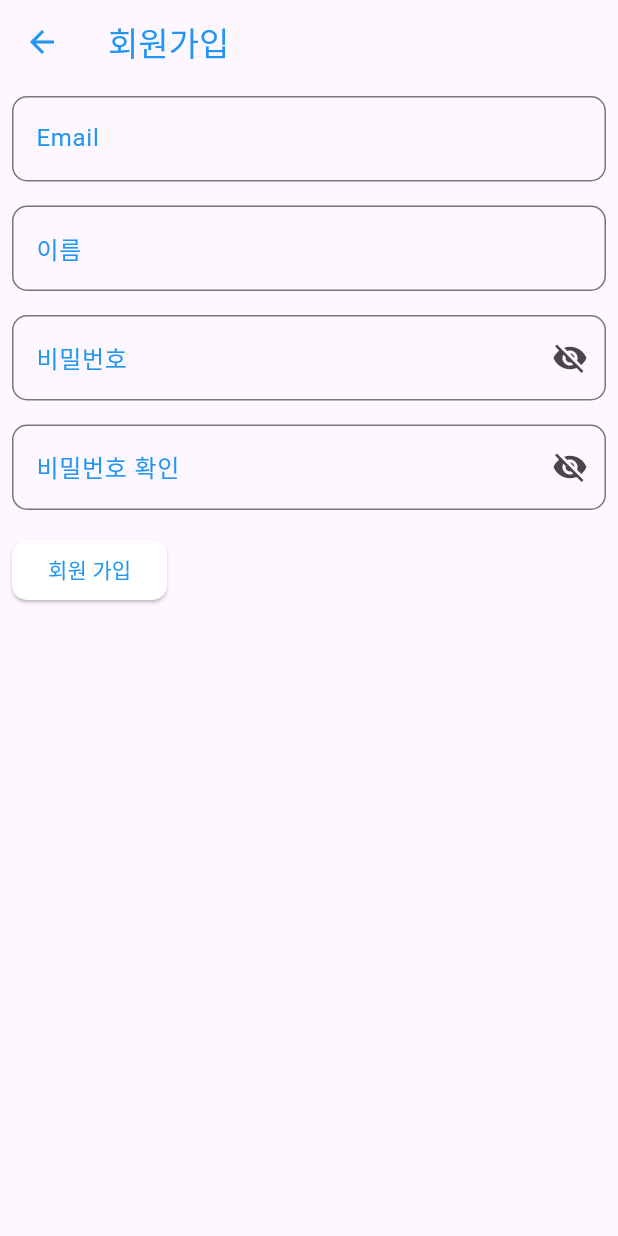
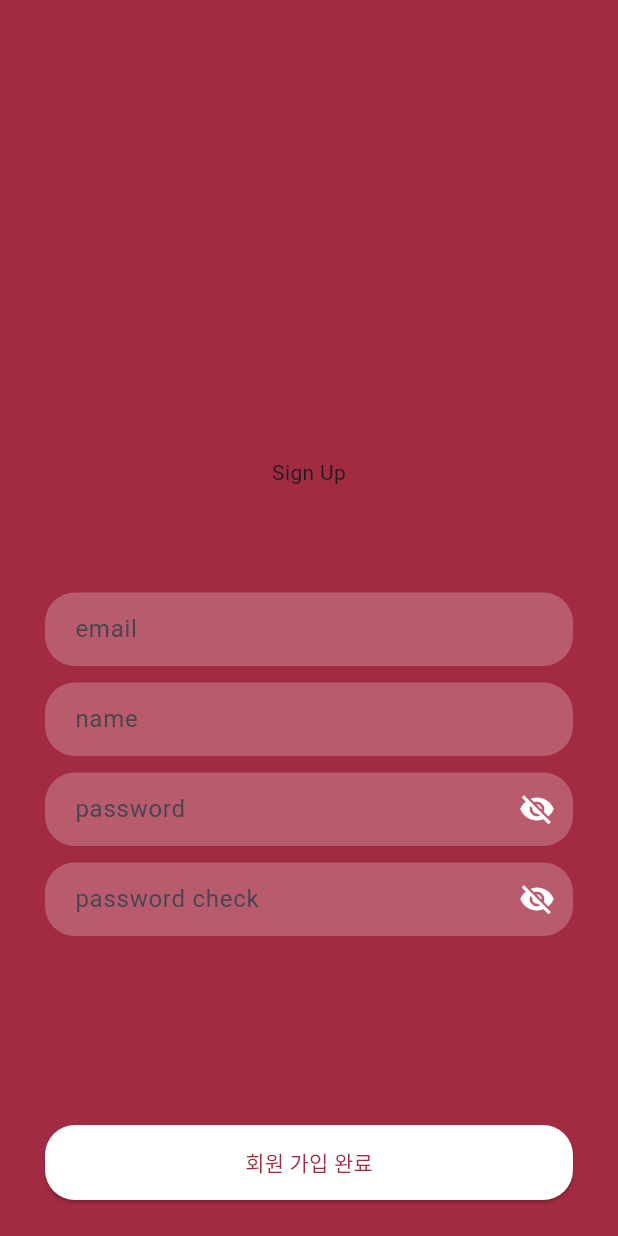
Before and after one commit to min429/space, a Flutter app: the screen it shows after launch, after a tap on "회원가입", on a phone screen of 412 x 824 dp. Run offline on Flutter 3.47's test engine with Material 3 defaults, Android fonts, the phone set to English and light mode, and no system bars; our stand-ins replace firebase_messaging, flutter_animate, font_awesome_flutter, google_fonts; missing offline and left inert: dart:ffi, flutterflow_ui, styled_divider; accounts and stored records are empty; statements that could not run were skipped.

Commit message:
signup_UI 수정

```diff
--- a/odlm_app/lib/login.dart
+++ b/odlm_app/lib/login.dart
@@ -224,6 +224,7 @@ class _LoginWidgetState extends State<LoginWidget> {
                                   _passwordVisible = !_passwordVisible;
                                 });
                               },
+                              color: Colors.white,
                             ),
                           ),
                         ),
--- a/odlm_app/lib/signup.dart
+++ b/odlm_app/lib/signup.dart
@@ -1,4 +1,5 @@
 import 'package:flutter/material.dart';
+import 'package:flutterflow_ui/flutterflow_ui.dart';
 import 'package:http/http.dart' as http;
 import 'dart:convert';
 
@@ -99,136 +100,215 @@ class _SignUpWidgetState extends State<SignUpWidget> {
   @override
   Widget build(BuildContext context) {
     return Scaffold(
-      appBar: AppBar(
-        title: Text(
-          '회원가입',
-          style: TextStyle(
-            color: Colors.blue, // 텍스트 색상 변경
-          ),
-        ),
-        leading: IconButton(
-          icon: Icon(
-            Icons.arrow_back,
-            color: Colors.blue, // 아이콘 색상 변경
-          ),
-          onPressed: () {
-            // 뒤로가기 버튼 클릭 시 수행할 동작
-            Navigator.of(context).pop();
-          },
-        ),
-      ),
+      backgroundColor: Color(0xE1960F29),
+
       body: SingleChildScrollView(
         child: Column(
           crossAxisAlignment: CrossAxisAlignment.start,
           children: [
             Padding(
-              padding: EdgeInsets.all(8.0),
-              child: TextField(
-                controller: _emailController,
-                decoration: InputDecoration(
-                  labelText: 'Email',
-                  labelStyle: TextStyle(color: Colors.blue), // 레이블 텍스트 색상 변경
-                  border: OutlineInputBorder( // 외곽선 스타일 변경
-                    borderRadius: BorderRadius.circular(10.0),
-                    borderSide: BorderSide(color: Colors.red), // 외곽선 색상 변경
+              padding: EdgeInsetsDirectional.fromSTEB(0, 265, 0, 0),
+              child: Container(
+                width: MediaQuery.sizeOf(context).width,
+                height: 100,
+                decoration: BoxDecoration(
+                  color: Color(0x00FFFFFF),
                 ),
-                  focusedBorder: OutlineInputBorder( // 포커스되었을 때 외곽선 스타일 변경
-                    borderRadius: BorderRadius.circular(10.0),
-                    borderSide: BorderSide(color: Colors.green), // 포커스되었을 때 외곽선 색상 변경
+                child: Align(
+                  alignment: AlignmentDirectional(0, 0),
+                  child: Text(
+                    'Sign Up',
+                    style: FlutterFlowTheme.of(context).bodyMedium.override(
+                      fontFamily: 'Readex Pro',
+                      color: Colors.white,
+                      fontSize: 40,
+                      letterSpacing: 0,
                     ),
-                  hintText: '이메일을 입력하세요', // 힌트 텍스트 변경
-                  hintStyle: TextStyle(color: Colors.grey), // 힌트 텍스트 색상 변경
+                  ),
                 ),
               ),
             ),
             Padding(
-              padding: EdgeInsets.all(8.0),
+              padding: EdgeInsetsDirectional.fromSTEB(30, 30, 30, 5),
+              child: Container(
+                width: double.infinity, // 전체 너비 설정
+                height: 50,
+              child: TextField(
+                controller: _emailController,
+                style: TextStyle(color: Colors.white), // 텍스트 색상 변경
+                decoration: InputDecoration(
+                  labelText: 'email',
+                  labelStyle: FlutterFlowTheme.of(context)
+                      .bodyMedium
+                      .override(
+                    fontFamily: 'Readex Pro',
+                    color: Colors.white,
+                    fontSize: 15,
+                    letterSpacing: 0,
+                    fontWeight: FontWeight.w300,
+                  ), // 레이블 텍스트 색상 변경
+                  fillColor: Color(0x3AFFFFFF), // 배경색 설정
+                  filled: true, // 배경색을 적용할지 여부
+                  border: OutlineInputBorder( // 외곽선 스타일 변경
+                    borderRadius: BorderRadius.circular(20.0),
+                    borderSide: BorderSide.none, // 외곽선 색상 변경
+                  ),
+                  focusedBorder: OutlineInputBorder( // 포커스되었을 때 외곽선 스타일 변경
+                    borderRadius: BorderRadius.circular(20.0),
+                    borderSide: BorderSide(color: Colors.white), // 포커스되었을 때 외곽선 색상 변경
+                  ),
+                  hintText: '이메일을 입력하세요', // 힌트 텍스트 변경
+                  hintStyle: TextStyle(color: Colors.grey), // 힌트 텍스트 색상 변경
+                  contentPadding: EdgeInsets.symmetric(vertical: 12.0, horizontal: 16.0), // 힌트 텍스트 위아래와 좌우로 패딩을 추가하여 가운데 정렬
+                ),
+              ),
+            ),
+            ),
+
+            SizedBox(height: 5), // 간격 추가
+            Padding(
+              padding: EdgeInsetsDirectional.fromSTEB(30, 0, 30, 5),
+              child: Container(
+                width: double.infinity, // 전체 너비 설정
+                height: 50,
                 child: TextField(
                   controller: _nameController,
+                  style: TextStyle(color: Colors.white), // 텍스트 색상 변경
                   decoration: InputDecoration(
-                  labelText: '이름',
-                  labelStyle: TextStyle(color: Colors.blue), // 레이블 텍스트 색상 변경
+                    labelText: 'name',
+                    labelStyle: FlutterFlowTheme.of(context)
+                        .bodyMedium
+                        .override(
+                      fontFamily: 'Readex Pro',
+                      color: Colors.white,
+                      fontSize: 15,
+                      letterSpacing: 0,
+                      fontWeight: FontWeight.w300,
+                    ), // 레이블 텍스트 색상 변경
+                    fillColor: Color(0x3AFFFFFF), // 배경색 설정
+                    filled: true, // 배경색을 적용할지 여부
                     border: OutlineInputBorder( // 외곽선 스타일 변경
-                    borderRadius: BorderRadius.circular(10.0),
-                    borderSide: BorderSide(color: Colors.red), // 외곽선 색상 변경
+                      borderRadius: BorderRadius.circular(20.0),
+                      borderSide: BorderSide.none, // 외곽선 색상 변경
                     ),
                     focusedBorder: OutlineInputBorder( // 포커스되었을 때 외곽선 스타일 변경
-                    borderRadius: BorderRadius.circular(10.0),
-                    borderSide: BorderSide(color: Colors.green), // 포커스되었을 때 외곽선 색상 변경
+                      borderRadius: BorderRadius.circular(20.0),
+                      borderSide: BorderSide(color: Colors.white), // 포커스되었을 때 외곽선 색상 변경
                     ),
                     hintText: '이름을 입력하세요', // 힌트 텍스트 변경
                     hintStyle: TextStyle(color: Colors.grey), // 힌트 텍스트 색상 변경
+                    contentPadding: EdgeInsets.symmetric(vertical: 12.0, horizontal: 16.0), // 힌트 텍스트 위아래와 좌우로 패딩을 추가하여 가운데 정렬
                   ),
                 ),
               ),
+            ),
+
+            SizedBox(height: 5), // 간격 추가
             Padding(
-              padding: EdgeInsets.all(8.0),
+              padding: EdgeInsetsDirectional.fromSTEB(30, 0, 30, 5),
+              child: Container(
+                width: double.infinity, // 전체 너비 설정
+                height: 50,
                 child: TextField(
                   controller: _passwordController,
                   obscureText: !_passwordVisible,
+                  style: TextStyle(color: Colors.white), // 텍스트 색상 변경
                   decoration: InputDecoration(
-                  labelText: '비밀번호',
-                  labelStyle: TextStyle(color: Colors.blue), // 레이블 텍스트 색상 변경
+                    labelText: 'password',
+                    labelStyle: FlutterFlowTheme.of(context)
+                        .bodyMedium
+                        .override(
+                      fontFamily: 'Readex Pro',
+                      color: Colors.white,
+                      fontSize: 15,
+                      letterSpacing: 0,
+                      fontWeight: FontWeight.w300,
+                    ), // 레이블 텍스트 색상 변경
+                    fillColor: Color(0x3AFFFFFF), // 배경색 설정
+                    filled: true, // 배경색을 적용할지 여부
                     border: OutlineInputBorder( // 외곽선 스타일 변경
-                    borderRadius: BorderRadius.circular(10.0),
-                    borderSide: BorderSide(color: Colors.red), // 외곽선 색상 변경
+                      borderRadius: BorderRadius.circular(20.0),
+                      borderSide: BorderSide.none, // 외곽선 색상 변경
                     ),
                     focusedBorder: OutlineInputBorder( // 포커스되었을 때 외곽선 스타일 변경
-                    borderRadius: BorderRadius.circular(10.0),
-                    borderSide: BorderSide(color: Colors.green), // 포커스되었을 때 외곽선 색상 변경
+                      borderRadius: BorderRadius.circular(20.0),
+                      borderSide: BorderSide(color: Colors.white), // 포커스되었을 때 외곽선 색상 변경
                     ),
                     hintText: '비밀번호를 입력하세요', // 힌트 텍스트 변경
                     hintStyle: TextStyle(color: Colors.grey), // 힌트 텍스트 색상 변경
+                    contentPadding: EdgeInsets.symmetric(vertical: 12.0, horizontal: 16.0), // 힌트 텍스트 위아래와 좌우로 패딩을 추가하여 가운데 정렬
                     suffixIcon: IconButton(
                       icon: Icon(
-                      _passwordVisible
-                          ? Icons.visibility
-                          : Icons.visibility_off,
+                        _passwordVisible ? Icons.visibility : Icons.visibility_off,
                       ),
                       onPressed: () {
                         setState(() {
                           _passwordVisible = !_passwordVisible;
                         });
                       },
+                      color: Colors.white, // 아이콘 색상 변경
                     ),
                   ),
                 ),
               ),
+            ),
+            SizedBox(height: 5), // 간격 추가
             Padding(
-              padding: EdgeInsets.all(8.0),
+              padding: EdgeInsetsDirectional.fromSTEB(30, 0, 30, 125),
+              child: Container(
+                width: double.infinity, // 전체 너비 설정
+                height: 50,
                 child: TextField(
                   controller: _confirmPasswordController,
                   obscureText: !_confirmPasswordVisible,
+                  style: TextStyle(color: Colors.white), // 텍스트 색상 변경
                   decoration: InputDecoration(
-                  labelText: '비밀번호 확인',
-                  labelStyle: TextStyle(color: Colors.blue), // 레이블 텍스트 색상 변경
+                    labelText: 'password check',
+                    labelStyle: FlutterFlowTheme.of(context)
+                        .bodyMedium
+                        .override(
+                      fontFamily: 'Readex Pro',
+                      color: Colors.white,
+                      fontSize: 15,
+                      letterSpacing: 0,
+                      fontWeight: FontWeight.w300,
+                    ), // 레이블 텍스트 색상 변경
+                    fillColor: Color(0x3AFFFFFF), // 배경색 설정
+                    filled: true, // 배경색을 적용할지 여부
                     border: OutlineInputBorder( // 외곽선 스타일 변경
-                    borderRadius: BorderRadius.circular(10.0),
-                    borderSide: BorderSide(color: Colors.red), // 외곽선 색상 변경
+                      borderRadius: BorderRadius.circular(20.0),
+                      borderSide: BorderSide.none, // 외곽선 색상 변경
                     ),
                     focusedBorder: OutlineInputBorder( // 포커스되었을 때 외곽선 스타일 변경
-                    borderRadius: BorderRadius.circular(10.0),
-                    borderSide: BorderSide(color: Colors.green), // 포커스되었을 때 외곽선 색상 변경
+                      borderRadius: BorderRadius.circular(20.0),
+                      borderSide: BorderSide(color: Colors.white), // 포커스되었을 때 외곽선 색상 변경
                     ),
                     hintText: '같은 비밀번호를 입력하세요', // 힌트 텍스트 변경
                     hintStyle: TextStyle(color: Colors.grey), // 힌트 텍스트 색상 변경
+                    contentPadding: EdgeInsets.symmetric(vertical: 12.0, horizontal: 16.0), // 힌트 텍스트 위아래와 좌우로 패딩을 추가하여 가운데 정렬
                     suffixIcon: IconButton(
                       icon: Icon(
-                      _confirmPasswordVisible
-                          ? Icons.visibility
-                          : Icons.visibility_off,
+                        _confirmPasswordVisible ? Icons.visibility : Icons.visibility_off,
                       ),
                       onPressed: () {
                         setState(() {
                           _confirmPasswordVisible = !_confirmPasswordVisible;
                         });
                       },
+                      color: Colors.white, // 아이콘 색상 변경
                     ),
                   ),
                 ),
               ),
+            ),
+
+
+
             Padding(
-              padding: const EdgeInsets.all(8.0),
+              padding: EdgeInsetsDirectional.fromSTEB(30, 0, 30, 5),
+              child: Container(
+                width: double.infinity, // 전체 너비 설정
+                height: 50,
                 child: ElevatedButton(
                   onPressed: () {
                     String email = _emailController.text;
@@ -289,16 +369,37 @@ class _SignUpWidgetState extends State<SignUpWidget> {
                   },
                   style: ButtonStyle(
                     backgroundColor: MaterialStateProperty.all(Colors.white), // 버튼의 배경색 변경
-                  foregroundColor: MaterialStateProperty.all(Colors.blue), // 버튼 텍스트 색상 변경
+                    foregroundColor: MaterialStateProperty.all(Color(0xE1960F29)), // 버튼 텍스트 색상 변경
                     shape: MaterialStateProperty.all<RoundedRectangleBorder>(
                       RoundedRectangleBorder( // 버튼 모양 변경
-                      borderRadius: BorderRadius.circular(10),
+                        borderRadius: BorderRadius.circular(20),
                       ),
                     ),
                   ),
-                child: Text('회원 가입'),
+                  // 버튼의 크기 변경
+                  // width: double.infinity,
+                  // height: 50,
+                  child: Container(
+                    width: double.infinity,
+                    height: 50,
+                    alignment: Alignment.center,
+                    child: Text(
+                      '회원 가입 완료',
+                      style: FlutterFlowTheme.of(context)
+                          .bodyMedium
+                          .override(
+                        fontFamily: 'Readex Pro',
+                        color: Color(0xE1960F29),
+                        fontSize: 18,
+                        letterSpacing: 0,
                       ),
                     ),
+                  ),
+                ),
+              ),
+            ),
+
+
           ],
         ),
       ),
```
Lines whose indentation alone changed are shown as unchanged.
